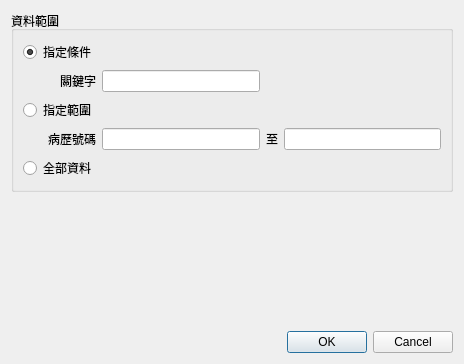
First picture: the form in ui/dialog_patient_list.ui, repository picacat/pyMedical, before the edit.
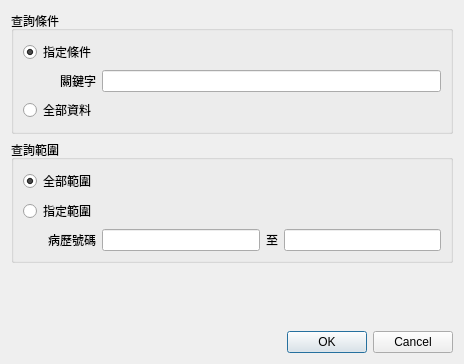
Second picture: the form after the edit.

```diff
--- a/ui/dialog_patient_list.ui
+++ b/ui/dialog_patient_list.ui
@@ -26,39 +26,12 @@
    <item>
     <widget class="QGroupBox" name="groupBox">
      <property name="title">
-      <string>資料範圍</string>
+      <string>查詢條件</string>
+     </property>
+     <property name="flat">
+      <bool>true</bool>
      </property>
      <layout class="QGridLayout" name="gridLayout">
-      <item row="0" column="0">
-       <widget class="QRadioButton" name="radioButton">
-        <property name="text">
-         <string>指定條件</string>
-        </property>
-        <property name="checked">
-         <bool>true</bool>
-        </property>
-       </widget>
-      </item>
-      <item row="4" column="5">
-       <widget class="QLabel" name="label_2">
-        <property name="text">
-         <string>至</string>
-        </property>
-        <property name="alignment">
-         <set>Qt::AlignCenter</set>
-        </property>
-       </widget>
-      </item>
-      <item row="4" column="6">
-       <widget class="QLineEdit" name="lineEdit_2"/>
-      </item>
-      <item row="3" column="0">
-       <widget class="QRadioButton" name="radioButton_4">
-        <property name="text">
-         <string>指定範圍</string>
-        </property>
-       </widget>
-      </item>
       <item row="1" column="0">
        <widget class="QLabel" name="label_3">
         <property name="text">
@@ -69,8 +42,18 @@
         </property>
        </widget>
       </item>
-      <item row="4" column="2">
-       <widget class="QLineEdit" name="lineEdit"/>
+      <item row="1" column="2">
+       <widget class="QLineEdit" name="lineEdit_keyword"/>
+      </item>
+      <item row="0" column="0">
+       <widget class="QRadioButton" name="radioButton_keyword">
+        <property name="text">
+         <string>指定條件</string>
+        </property>
+        <property name="checked">
+         <bool>true</bool>
+        </property>
+       </widget>
       </item>
       <item row="5" column="0">
        <widget class="QRadioButton" name="radioButton_3">
@@ -82,7 +65,29 @@
         </property>
        </widget>
       </item>
-      <item row="4" column="0">
+     </layout>
+    </widget>
+   </item>
+   <item>
+    <widget class="QGroupBox" name="groupBox_2">
+     <property name="title">
+      <string>查詢範圍</string>
+     </property>
+     <property name="flat">
+      <bool>true</bool>
+     </property>
+     <layout class="QGridLayout" name="gridLayout_2">
+      <item row="1" column="0">
+       <widget class="QRadioButton" name="radioButton_range">
+        <property name="text">
+         <string>指定範圍</string>
+        </property>
+       </widget>
+      </item>
+      <item row="2" column="1">
+       <widget class="QLineEdit" name="lineEdit_start"/>
+      </item>
+      <item row="2" column="0">
        <widget class="QLabel" name="label">
         <property name="sizePolicy">
          <sizepolicy hsizetype="Preferred" vsizetype="Preferred">
@@ -104,8 +109,28 @@
         </property>
        </widget>
       </item>
-      <item row="1" column="2">
-       <widget class="QLineEdit" name="lineEdit_3"/>
+      <item row="0" column="0">
+       <widget class="QRadioButton" name="radioButton_all_range">
+        <property name="text">
+         <string>全部範圍</string>
+        </property>
+        <property name="checked">
+         <bool>true</bool>
+        </property>
+       </widget>
+      </item>
+      <item row="2" column="2">
+       <widget class="QLabel" name="label_2">
+        <property name="text">
+         <string>至</string>
+        </property>
+        <property name="alignment">
+         <set>Qt::AlignCenter</set>
+        </property>
+       </widget>
+      </item>
+      <item row="2" column="3">
+       <widget class="QLineEdit" name="lineEdit_end"/>
       </item>
      </layout>
     </widget>
```
Left out of the diff: 2 changed lines with no effect on the pictures.
